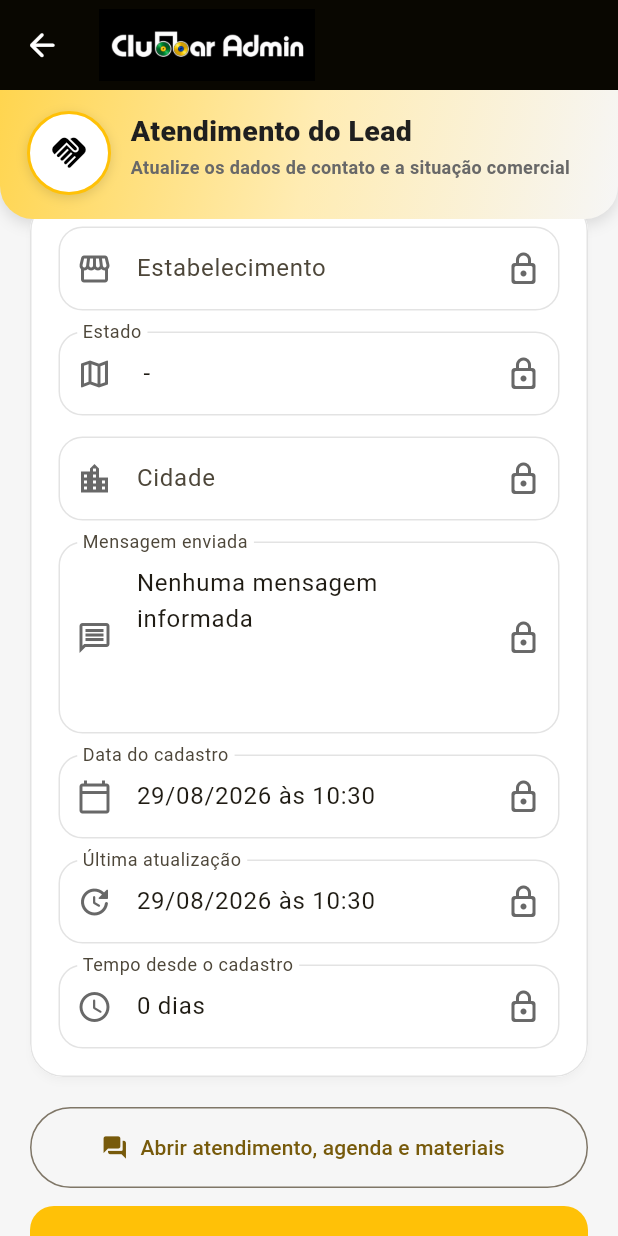
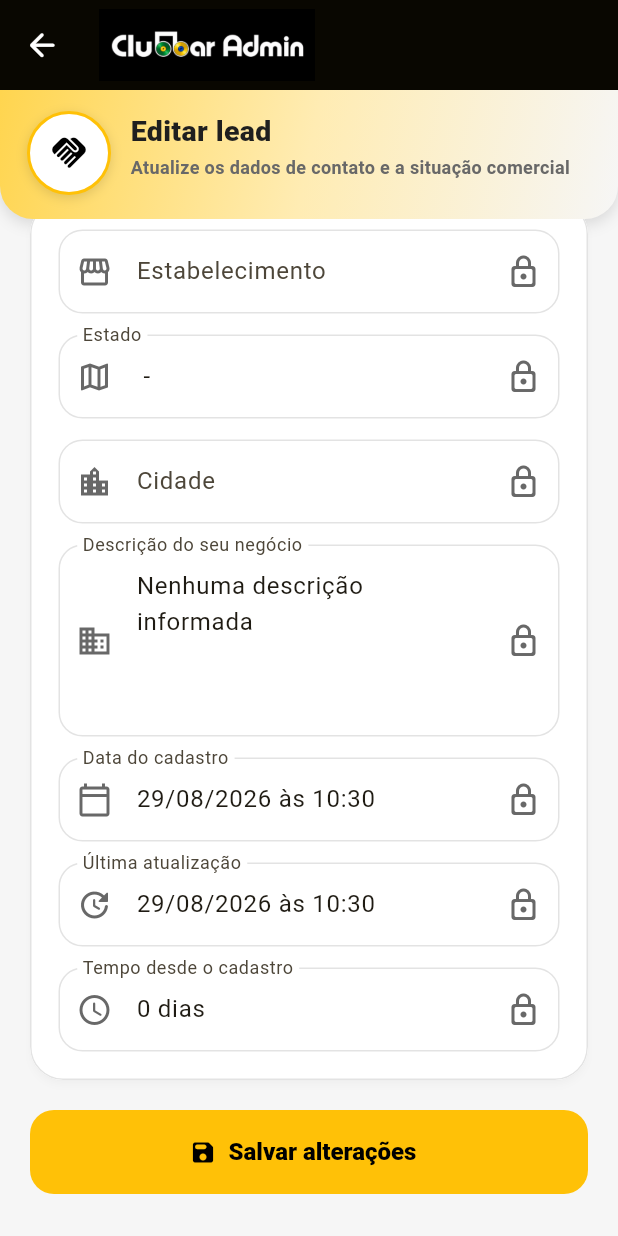
Before and after one commit to recadoluciana/clubbar_admin, a Flutter app: the LeadParceiroFormPage screen opened directly with empty values, scrolled down 576 dp, on a phone screen of 412 x 824 dp. Run offline on Flutter 3.47's test engine with Material 3 defaults, Android fonts, the phone set to English and light mode, and no system bars; our stand-ins replace audioplayers, file_picker, fl_chart, image_picker, shared_preferences, vibration; missing offline and left inert: mobile_scanner; accounts and stored records are empty.

Commit message:
tela de lead 2

```diff
--- a/lib/modules/leads/pages/leadparceiro_form_page.dart
+++ b/lib/modules/leads/pages/leadparceiro_form_page.dart
@@ -9,7 +9,6 @@ import '../../../core/widgets/clubbar_card.dart';
 import '../../../core/widgets/clubbar_page_header.dart';
 import '../models/leadparceiro.dart';
 import '../repositories/leadparceiro_repository.dart';
-import 'leadatendimento_page.dart';
 
 class LeadParceiroFormPage extends StatefulWidget {
   final LeadParceiro lead;
@@ -216,7 +215,7 @@ class _LeadParceiroFormPageState extends State<LeadParceiroFormPage> {
         child: Column(
           children: [
             const ClubbarPageHeader(
-              titulo: 'Atendimento do Lead',
+              titulo: 'Editar lead',
               subtitulo: 'Atualize os dados de contato e a situação comercial',
               icone: Icons.handshake_rounded,
               mostrarDadosSessao: false,
@@ -436,11 +435,11 @@ class _LeadParceiroFormPageState extends State<LeadParceiroFormPage> {
                           ),
                           const SizedBox(height: 14),
                           _campoLeitura(
-                            label: 'Mensagem enviada',
+                            label: 'Descrição do seu negócio',
                             valor: mensagem == null || mensagem.isEmpty
-                                ? 'Nenhuma mensagem informada'
+                                ? 'Nenhuma descrição informada'
                                 : mensagem,
-                            icone: Icons.message_outlined,
+                            icone: Icons.business_outlined,
                             maxLines: 4,
                           ),
                           const SizedBox(height: 14),
@@ -467,23 +466,6 @@ class _LeadParceiroFormPageState extends State<LeadParceiroFormPage> {
                       ),
                     ),
                     const SizedBox(height: 20),
-                    SizedBox(
-                      width: double.infinity,
-                      height: 54,
-                      child: OutlinedButton.icon(
-                        onPressed: () => Navigator.of(context).push(
-                          MaterialPageRoute(
-                            builder: (_) =>
-                                LeadAtendimentoPage(lead: widget.lead),
-                          ),
-                        ),
-                        icon: const Icon(Icons.forum_rounded),
-                        label: const Text(
-                          'Abrir atendimento, agenda e materiais',
-                        ),
-                      ),
-                    ),
-                    const SizedBox(height: 12),
                     SizedBox(
                       width: double.infinity,
                       height: 56,
```
Also changed, not shown: lib/modules/leads/pages/leadparceiro_list_page.dart (+1 -33 lines).
